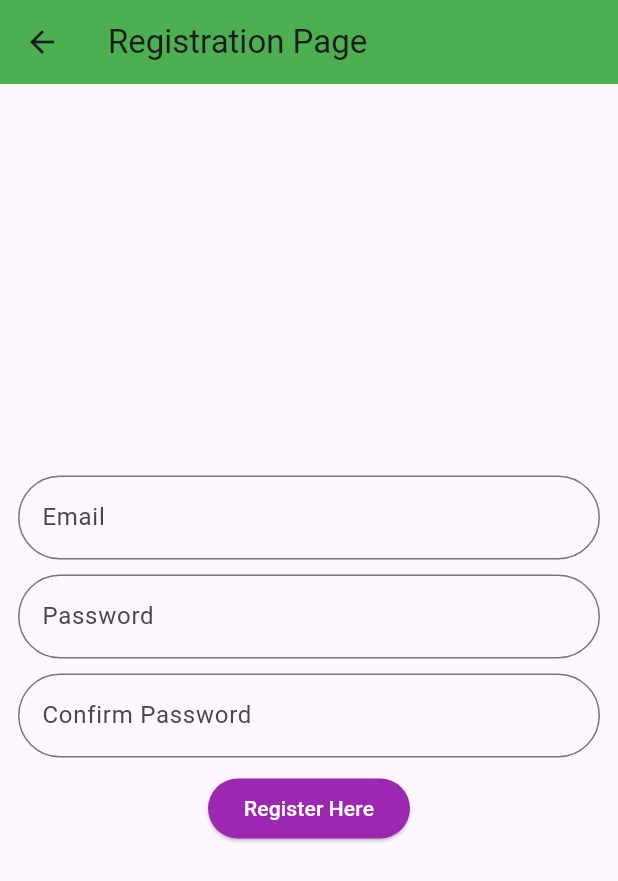
After one commit to sreedeviluminar/firebase_datastoree, a Flutter app: the Login screen opened directly, after a tap on "Not a User?? Register Here..", on a phone screen of 412 x 824 dp. The commit adds this screen. Shown: the top 881 px of the screen. Run offline on Flutter 3.47's test engine with Material 3 defaults, Android fonts, the phone set to English and light mode, and no system bars; our stand-ins replace cloud_firestore, firebase_auth, firebase_core, google_sign_in; accounts and stored records are empty.

Commit message:
initial commit

```diff
--- a/lib/gsignin/signinin.dart
+++ b/lib/gsignin/signinin.dart
@@ -64,6 +64,7 @@ class SignInScreen extends StatelessWidget {
               } else {
                 print("Sign-in with Google failed.");
               }
+
             } catch (e) {
               print("Error during navigation: $e");
             }
--- /dev/null
+++ b/lib/login and signup/login.dart
@@ -0,0 +1,63 @@
+import 'package:firebase_datastoree/login%20and%20signup/registration.dart';
+import 'package:flutter/material.dart';
+
+void main() {
+  runApp(MaterialApp(
+    home: Login(),
+  ));
+}
+
+class Login extends StatelessWidget {
+  @override
+  Widget build(BuildContext context) {
+    return Scaffold(
+      appBar: AppBar(
+        title: const Text("Login Page"),
+        backgroundColor: Colors.green,
+      ),
+      body: Center(
+        child: Padding(
+          padding: const EdgeInsets.all(12),
+          child: Column(
+            mainAxisAlignment: MainAxisAlignment.center,
+            children: [
+              TextField(
+                decoration: InputDecoration(
+                    border: OutlineInputBorder(
+                        borderRadius: BorderRadius.circular(30)),
+                    hintText: "Email"),
+              ),
+              const SizedBox(
+                height: 10,
+              ),
+              TextField(
+                obscureText: true,
+                decoration: InputDecoration(
+                    border: OutlineInputBorder(
+                        borderRadius: BorderRadius.circular(30)),
+                    hintText: "Password"),
+              ),
+              const SizedBox(
+                height: 10,
+              ),
+              ElevatedButton(
+                  style:
+                      ElevatedButton.styleFrom(backgroundColor: Colors.green),
+                  onPressed: () {},
+                  child: const Text(
+                    "Login Here",
+                    style: TextStyle(color: Colors.white),
+                  )),
+              TextButton(
+                  onPressed: () {
+                    Navigator.of(context).push(MaterialPageRoute(
+                        builder: (context) => Registration()));
+                  },
+                  child: const Text("Not a User?? Register Here.."))
+            ],
+          ),
+        ),
+      ),
+    );
+  }
+}
--- /dev/null
+++ b/lib/login and signup/registration.dart
@@ -0,0 +1,58 @@
+import 'package:flutter/material.dart';
+
+class Registration extends StatelessWidget {
+  @override
+  Widget build(BuildContext context) {
+    return Scaffold(
+      appBar: AppBar(
+        title: const Text("Registration Page"),
+        backgroundColor: Colors.green,
+      ),
+      body: Center(
+        child: Padding(
+          padding: const EdgeInsets.all(12),
+          child: Column(
+            mainAxisAlignment: MainAxisAlignment.center,
+            children: [
+              TextField(
+                decoration: InputDecoration(
+                    border: OutlineInputBorder(
+                        borderRadius: BorderRadius.circular(30)),
+                    hintText: "Email"),
+              ),
+              const SizedBox(
+                height: 10,
+              ),
+              TextField(
+                decoration: InputDecoration(
+                    border: OutlineInputBorder(
+                        borderRadius: BorderRadius.circular(30)),
+                    hintText: "Password"),
+                obscureText: true,
+              ),
+              const SizedBox(
+                height: 10,
+              ),
+              TextField(
+                obscureText: true,
+                decoration: InputDecoration(
+                    border: OutlineInputBorder(
+                        borderRadius: BorderRadius.circular(30)),
+                    hintText: "Confirm Password"),
+              ),
+              const SizedBox(
+                height: 10,
+              ),
+              ElevatedButton(
+                  style:
+                      ElevatedButton.styleFrom(backgroundColor: Colors.purple),
+                  onPressed: () {},
+                  child: const Text("Register Here",
+                      style: TextStyle(color: Colors.white))),
+            ],
+          ),
+        ),
+      ),
+    );
+  }
+}
```
Also changed, not shown: lib/login and signup/home.dart (added).
